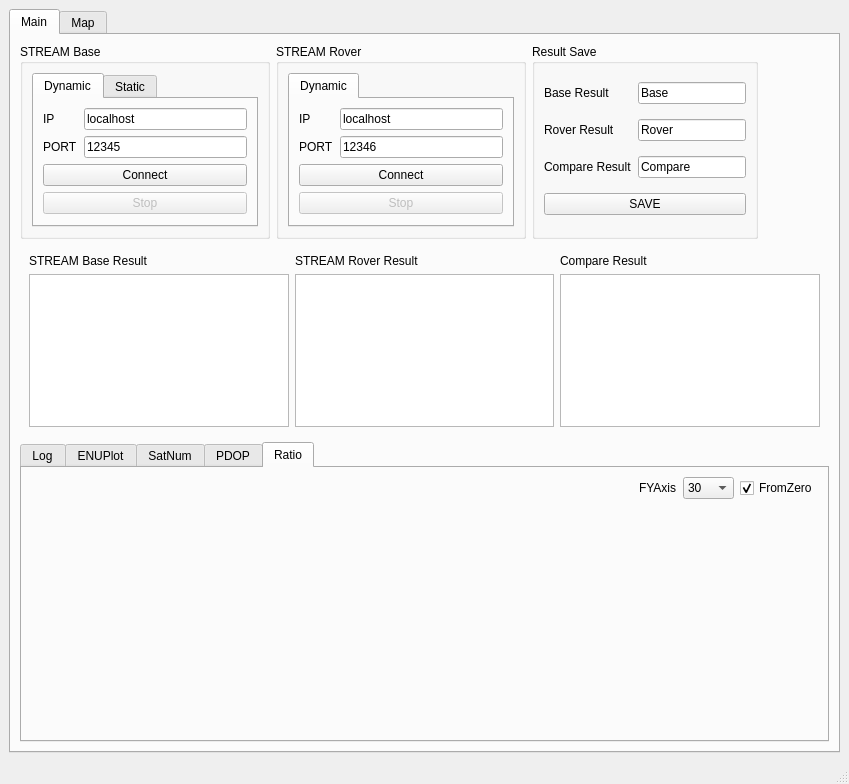
The window that main.ui (524836851/RT_GUI) describes before a commit, drawn with Qt 5.
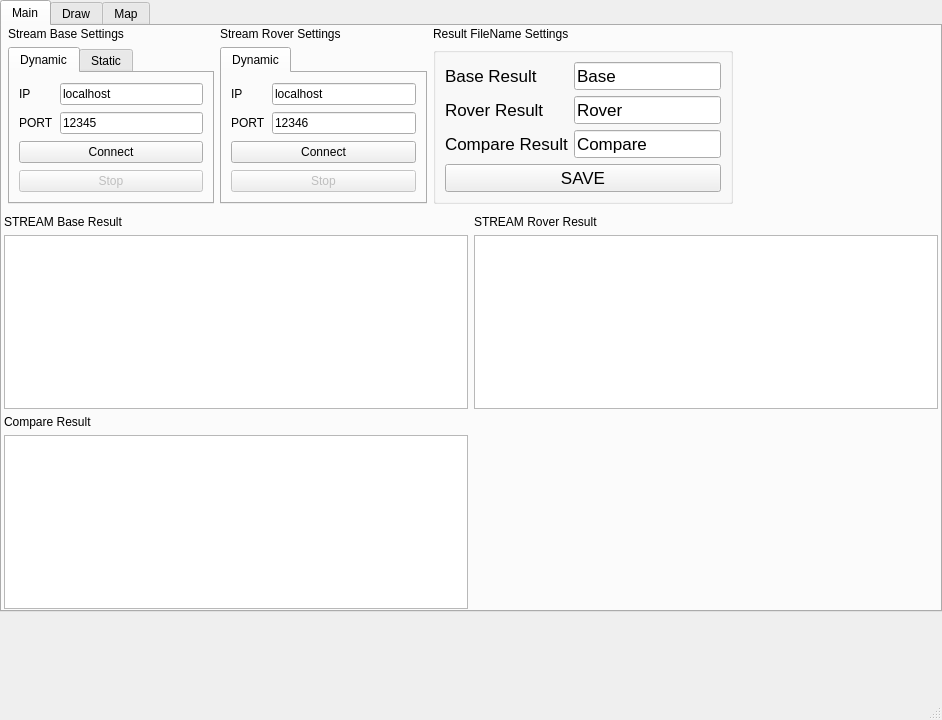
The same window after the commit. The open tabs and pages were chosen to show the change.

Patch:
```diff
--- a/main.ui
+++ b/main.ui
@@ -6,15 +6,27 @@
    <rect>
     <x>0</x>
     <y>0</y>
-    <width>849</width>
-    <height>784</height>
+    <width>942</width>
+    <height>720</height>
    </rect>
   </property>
   <property name="windowTitle">
    <string>RTShow</string>
   </property>
   <widget class="QWidget" name="centralwidget">
-   <layout class="QGridLayout" name="gridLayout_13">
+   <layout class="QGridLayout" name="gridLayout_3">
+    <property name="leftMargin">
+     <number>0</number>
+    </property>
+    <property name="topMargin">
+     <number>0</number>
+    </property>
+    <property name="rightMargin">
+     <number>0</number>
+    </property>
+    <property name="bottomMargin">
+     <number>0</number>
+    </property>
     <item row="0" column="0">
      <widget class="QTabWidget" name="tabWidget_4">
       <property name="currentIndex">
@@ -24,49 +36,19 @@
        <attribute name="title">
         <string>Main</string>
        </attribute>
-       <layout class="QGridLayout" name="gridLayout_11">
-        <item row="1" column="0">
-         <widget class="QWidget" name="widget_3" native="true">
-          <property name="maximumSize">
-           <size>
-            <width>16777215</width>
-            <height>200</height>
-           </size>
-          </property>
-          <layout class="QGridLayout" name="gridLayout_4">
-           <item row="0" column="2">
-            <widget class="QLabel" name="label_11">
-             <property name="text">
-              <string>Compare Result</string>
-             </property>
-            </widget>
-           </item>
-           <item row="1" column="1">
-            <widget class="QTextBrowser" name="textBrowser_2"/>
-           </item>
-           <item row="1" column="0">
-            <widget class="QTextBrowser" name="textBrowser"/>
-           </item>
-           <item row="1" column="2">
-            <widget class="QTextBrowser" name="textBrowser_3"/>
-           </item>
-           <item row="0" column="1">
-            <widget class="QLabel" name="label_10">
-             <property name="text">
-              <string>STREAM Rover Result</string>
-             </property>
-            </widget>
-           </item>
-           <item row="0" column="0">
-            <widget class="QLabel" name="label_9">
-             <property name="text">
-              <string>STREAM Base Result</string>
-             </property>
-            </widget>
-           </item>
-          </layout>
-         </widget>
-        </item>
+       <layout class="QGridLayout" name="gridLayout">
+        <property name="leftMargin">
+         <number>1</number>
+        </property>
+        <property name="topMargin">
+         <number>1</number>
+        </property>
+        <property name="rightMargin">
+         <number>1</number>
+        </property>
+        <property name="bottomMargin">
+         <number>0</number>
+        </property>
         <item row="0" column="0">
          <widget class="QWidget" name="widget" native="true">
           <property name="maximumSize">
@@ -77,7 +59,7 @@
           </property>
           <layout class="QGridLayout" name="gridLayout_7">
            <property name="leftMargin">
-            <number>0</number>
+            <number>5</number>
            </property>
            <property name="topMargin">
             <number>0</number>
@@ -88,25 +70,7 @@
            <property name="bottomMargin">
             <number>0</number>
            </property>
-           <item row="0" column="1">
-            <widget class="QGroupBox" name="groupBox">
-             <property name="minimumSize">
-              <size>
-               <width>250</width>
-               <height>0</height>
-              </size>
-             </property>
-             <property name="maximumSize">
-              <size>
-               <width>300</width>
-               <height>16777215</height>
-              </size>
-             </property>
-             <property name="title">
-              <string>STREAM Rover</string>
-             </property>
-             <layout class="QGridLayout" name="gridLayout_3">
-              <item row="0" column="0">
+           <item row="1" column="1">
                <widget class="QTabWidget" name="tabWidget_3">
                 <property name="currentIndex">
                  <number>0</number>
@@ -115,7 +79,7 @@
                  <attribute name="title">
                   <string>Dynamic</string>
                  </attribute>
-                 <layout class="QFormLayout" name="formLayout_2">
+              <layout class="QGridLayout" name="gridLayout_13">
                   <item row="0" column="0">
                    <widget class="QLabel" name="label_7">
                     <property name="text">
@@ -177,28 +141,89 @@
                 </widget>
                </widget>
               </item>
-             </layout>
-            </widget>
-           </item>
-           <item row="0" column="0">
-            <widget class="QGroupBox" name="groupBox_2">
-             <property name="minimumSize">
-              <size>
-               <width>250</width>
-               <height>0</height>
-              </size>
-             </property>
+           <item row="1" column="2">
+            <widget class="QGroupBox" name="groupBox_3">
              <property name="maximumSize">
               <size>
                <width>300</width>
                <height>16777215</height>
               </size>
              </property>
+             <property name="font">
+              <font>
+               <pointsize>13</pointsize>
+              </font>
+             </property>
              <property name="title">
-              <string>STREAM Base</string>
+              <string/>
              </property>
-             <layout class="QGridLayout" name="gridLayout">
+             <layout class="QGridLayout" name="gridLayout_5">
               <item row="0" column="0">
+               <widget class="QLabel" name="label_15">
+                <property name="text">
+                 <string>Base Result</string>
+                </property>
+               </widget>
+              </item>
+              <item row="0" column="1">
+               <widget class="QLineEdit" name="lineEdit_base">
+                <property name="text">
+                 <string>Base</string>
+                </property>
+               </widget>
+              </item>
+              <item row="1" column="0">
+               <widget class="QLabel" name="label_16">
+                <property name="text">
+                 <string>Rover Result</string>
+                </property>
+               </widget>
+              </item>
+              <item row="1" column="1">
+               <widget class="QLineEdit" name="lineEdit_rover">
+                <property name="text">
+                 <string>Rover</string>
+                </property>
+               </widget>
+              </item>
+              <item row="2" column="0">
+               <widget class="QLabel" name="label_17">
+                <property name="text">
+                 <string>Compare Result</string>
+                </property>
+               </widget>
+              </item>
+              <item row="2" column="1">
+               <widget class="QLineEdit" name="lineEdit_compare">
+                <property name="text">
+                 <string>Compare</string>
+                </property>
+               </widget>
+              </item>
+              <item row="3" column="0" colspan="2">
+               <widget class="QPushButton" name="pushButton_6">
+                <property name="text">
+                 <string>SAVE</string>
+                </property>
+               </widget>
+              </item>
+             </layout>
+            </widget>
+           </item>
+           <item row="1" column="3">
+            <spacer name="horizontalSpacer">
+             <property name="orientation">
+              <enum>Qt::Horizontal</enum>
+             </property>
+             <property name="sizeHint" stdset="0">
+              <size>
+               <width>0</width>
+               <height>20</height>
+              </size>
+             </property>
+            </spacer>
+           </item>
+           <item row="1" column="0">
                <widget class="QTabWidget" name="tabWidget_2">
                 <property name="currentIndex">
                  <number>0</number>
@@ -207,7 +232,7 @@
                  <attribute name="title">
                   <string>Dynamic</string>
                  </attribute>
-                 <layout class="QFormLayout" name="formLayout">
+              <layout class="QGridLayout" name="gridLayout_11">
                   <item row="0" column="0">
                    <widget class="QLabel" name="label">
                     <property name="text">
@@ -313,90 +338,122 @@
                 </widget>
                </widget>
               </item>
-             </layout>
+           <item row="0" column="0">
+            <widget class="QLabel" name="label_18">
+             <property name="text">
+              <string>Stream Base Settings</string>
+             </property>
+            </widget>
+           </item>
+           <item row="0" column="1">
+            <widget class="QLabel" name="label_19">
+             <property name="text">
+              <string>Stream Rover Settings</string>
+             </property>
             </widget>
            </item>
            <item row="0" column="2">
-            <widget class="QGroupBox" name="groupBox_3">
+            <widget class="QLabel" name="label_20">
+             <property name="text">
+              <string>Result FileName Settings</string>
+             </property>
+            </widget>
+           </item>
+          </layout>
+         </widget>
+        </item>
+        <item row="1" column="0">
+         <widget class="QWidget" name="widget_3" native="true">
              <property name="maximumSize">
               <size>
-               <width>300</width>
-               <height>16777215</height>
-              </size>
-             </property>
-             <property name="title">
-              <string>Result Save</string>
-             </property>
-             <layout class="QGridLayout" name="gridLayout_5">
-              <item row="0" column="0">
-               <widget class="QLabel" name="label_15">
-                <property name="text">
-                 <string>Base Result</string>
-                </property>
-               </widget>
-              </item>
-              <item row="0" column="1">
-               <widget class="QLineEdit" name="lineEdit_base">
-                <property name="text">
-                 <string>Base</string>
-                </property>
-               </widget>
-              </item>
+            <width>16777215</width>
+            <height>400</height>
+           </size>
+          </property>
+          <layout class="QGridLayout" name="gridLayout_4">
+           <property name="leftMargin">
+            <number>1</number>
+           </property>
+           <property name="topMargin">
+            <number>5</number>
+           </property>
+           <property name="rightMargin">
+            <number>1</number>
+           </property>
+           <property name="bottomMargin">
+            <number>1</number>
+           </property>
               <item row="1" column="0">
-               <widget class="QLabel" name="label_16">
-                <property name="text">
-                 <string>Rover Result</string>
+            <widget class="QTextBrowser" name="textBrowser">
+             <property name="font">
+              <font>
+               <pointsize>12</pointsize>
+              </font>
                 </property>
                </widget>
               </item>
               <item row="1" column="1">
-               <widget class="QLineEdit" name="lineEdit_rover">
+            <widget class="QTextBrowser" name="textBrowser_2">
+             <property name="font">
+              <font>
+               <pointsize>12</pointsize>
+              </font>
+             </property>
+            </widget>
+           </item>
+           <item row="0" column="1">
+            <widget class="QLabel" name="label_10">
                 <property name="text">
-                 <string>Rover</string>
+              <string>STREAM Rover Result</string>
+             </property>
+            </widget>
+           </item>
+           <item row="0" column="0">
+            <widget class="QLabel" name="label_9">
+             <property name="text">
+              <string>STREAM Base Result</string>
                 </property>
                </widget>
               </item>
               <item row="2" column="0">
-               <widget class="QLabel" name="label_17">
+            <widget class="QLabel" name="label_11">
                 <property name="text">
                  <string>Compare Result</string>
                 </property>
                </widget>
               </item>
-              <item row="2" column="1">
-               <widget class="QLineEdit" name="lineEdit_compare">
-                <property name="text">
-                 <string>Compare</string>
+           <item row="3" column="0">
+            <widget class="QTextBrowser" name="textBrowser_3">
+             <property name="font">
+              <font>
+               <pointsize>12</pointsize>
+              </font>
                 </property>
                </widget>
               </item>
-              <item row="3" column="0" colspan="2">
-               <widget class="QPushButton" name="pushButton_6">
-                <property name="text">
-                 <string>SAVE</string>
-                </property>
+          </layout>
                </widget>
               </item>
              </layout>
             </widget>
-           </item>
-           <item row="0" column="3">
-            <spacer name="horizontalSpacer">
-             <property name="orientation">
-              <enum>Qt::Horizontal</enum>
-             </property>
-             <property name="sizeHint" stdset="0">
-              <size>
-               <width>0</width>
-               <height>20</height>
-              </size>
-             </property>
-            </spacer>
-           </item>
-          </layout>
-         </widget>
-        </item>
-        <item row="2" column="0">
+      <widget class="QWidget" name="tab_draw">
+       <attribute name="title">
+        <string>Draw</string>
+       </attribute>
+       <layout class="QGridLayout" name="gridLayout_8">
+        <property name="leftMargin">
+         <number>0</number>
+        </property>
+        <property name="topMargin">
+         <number>3</number>
+        </property>
+        <property name="rightMargin">
+         <number>0</number>
+        </property>
+        <property name="bottomMargin">
+         <number>0</number>
+        </property>
+        <item row="0" column="0">
          <widget class="QTabWidget" name="tabWidget">
           <property name="minimumSize">
            <size>
@@ -407,11 +464,6 @@
           <property name="currentIndex">
            <number>0</number>
           </property>
-          <widget class="QWidget" name="tab">
-           <attribute name="title">
-            <string>Log</string>
-           </attribute>
-          </widget>
           <widget class="QWidget" name="tab_2">
            <attribute name="title">
             <string>ENUPlot</string>
@@ -618,6 +670,18 @@
             <string>Ratio</string>
            </attribute>
            <layout class="QGridLayout" name="gridLayout_10">
+            <property name="leftMargin">
+             <number>0</number>
+            </property>
+            <property name="topMargin">
+             <number>0</number>
+            </property>
+            <property name="rightMargin">
+             <number>0</number>
+            </property>
+            <property name="bottomMargin">
+             <number>0</number>
+            </property>
             <item row="0" column="1">
              <widget class="QLabel" name="label_13">
               <property name="text">
@@ -650,6 +714,12 @@
             </item>
             <item row="0" column="2">
              <widget class="QComboBox" name="comboBox_4">
+              <property name="minimumSize">
+               <size>
+                <width>80</width>
+                <height>0</height>
+               </size>
+              </property>
               <item>
                <property name="text">
                 <string>30</string>
@@ -688,6 +758,22 @@
       </widget>
      </widget>
     </item>
+    <item row="1" column="0">
+     <widget class="QWidget" name="widget_log" native="true">
+      <property name="minimumSize">
+       <size>
+        <width>0</width>
+        <height>80</height>
+       </size>
+      </property>
+      <property name="maximumSize">
+       <size>
+        <width>16777215</width>
+        <height>250</height>
+       </size>
+      </property>
+     </widget>
+    </item>
    </layout>
   </widget>
   <widget class="QStatusBar" name="statusbar"/>
```
Left out of the diff: 54 changed lines with no effect on the pictures. Lines whose indentation alone changed are shown as unchanged.
